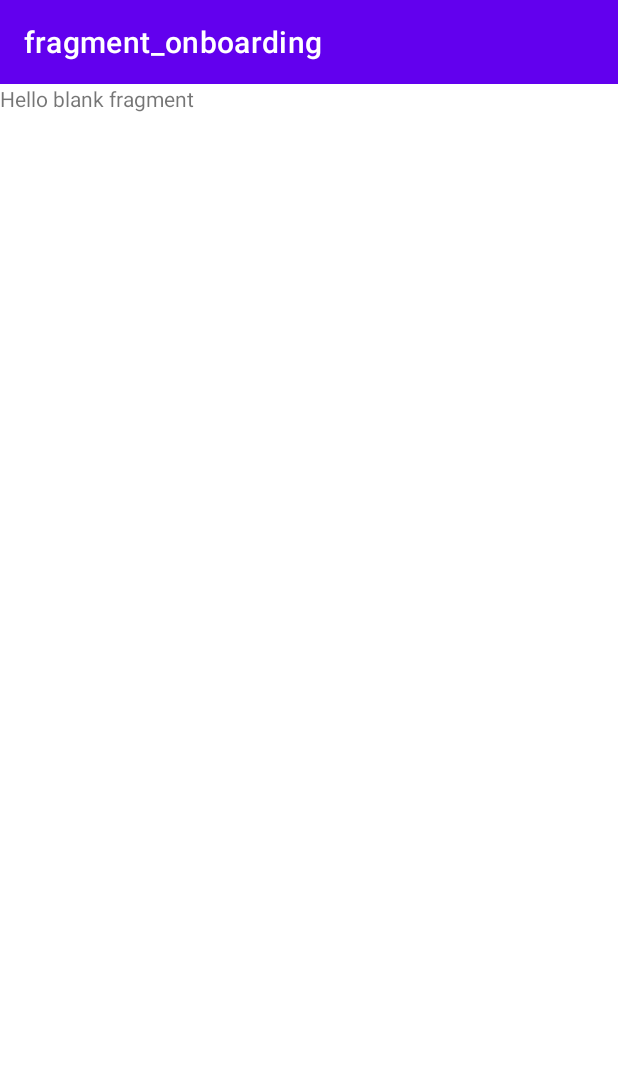
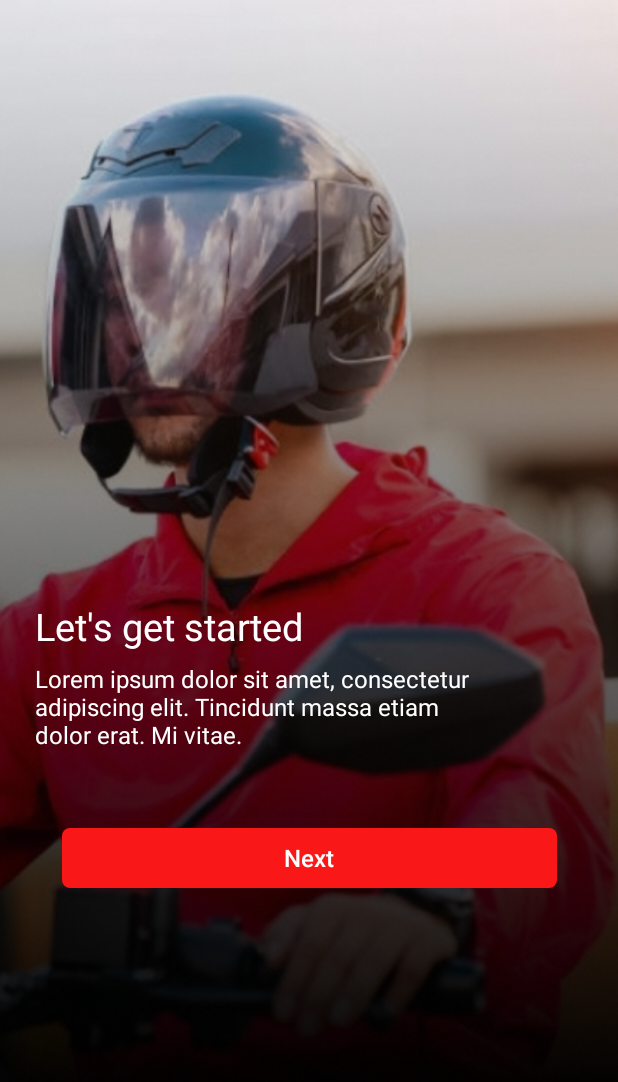
Before and after one commit to Godzuche/Truck-Port-App, an Android app: the screen it shows after launch (MainActivity), on a phone screen of 412 x 824 dp. Shown: the top 1082 px of the screen. Run offline under Robolectric (Android 15) with nearby library versions, the phone set to English and light mode, and no system bars; our stand-ins replace navigation-ui.

Commit message:
created the onBoarding screens...

```diff
--- a/app/build.gradle
+++ b/app/build.gradle
@@ -41,7 +41,7 @@ dependencies {
 
     implementation 'androidx.core:core-ktx:1.7.0'
     implementation 'androidx.appcompat:appcompat:1.4.0'
-    implementation 'com.google.android.material:material:1.4.0'
+    implementation 'com.google.android.material:material:1.6.0-alpha01'
     implementation 'androidx.constraintlayout:constraintlayout:2.1.2'
     implementation 'androidx.legacy:legacy-support-v4:1.0.0'
     testImplementation 'junit:junit:4.+'
@@ -69,4 +69,7 @@ dependencies {
     // Splash screen api
     implementation 'androidx.core:core-splashscreen:1.0.0-alpha02'
 
+    // ViewPager 2
+    implementation("androidx.viewpager2:viewpager2:1.1.0-beta01")
+
 }
--- a/app/src/main/java/com/godzuche/truckport/MainActivity.kt
+++ b/app/src/main/java/com/godzuche/truckport/MainActivity.kt
@@ -1,12 +1,20 @@
 package com.godzuche.truckport
 
+import android.content.pm.ActivityInfo
 import androidx.appcompat.app.AppCompatActivity
 import android.os.Bundle
+import android.view.*
 import androidx.core.splashscreen.SplashScreen.Companion.installSplashScreen
+import androidx.core.view.ViewCompat
+import androidx.core.view.WindowCompat
+import androidx.core.view.WindowInsetsCompat
+import androidx.core.view.WindowInsetsControllerCompat
 import androidx.navigation.NavController
 import androidx.navigation.fragment.NavHostFragment
 import androidx.navigation.ui.setupActionBarWithNavController
 import androidx.navigation.ui.setupWithNavController
+import androidx.transition.Slide
+import androidx.transition.TransitionManager
 import com.godzuche.truckport.databinding.ActivityMainBinding
 import com.google.android.material.bottomnavigation.BottomNavigationView
 
@@ -24,6 +32,9 @@ class MainActivity : AppCompatActivity() {
         installSplashScreen()
         setContentView(view)
 
+        // Set orientation to portrait
+        this.requestedOrientation = ActivityInfo.SCREEN_ORIENTATION_PORTRAIT
+
         val toolbar = binding.appBarMain.toolbarMain
         setSupportActionBar(toolbar)
         bottomNavigationView = binding.bottomNavView
@@ -34,5 +45,29 @@ class MainActivity : AppCompatActivity() {
         setupActionBarWithNavController(navController)
 
         bottomNavigationView.setupWithNavController(navController)
+
+        navController.addOnDestinationChangedListener { controller, destination, arguments ->
+            when (destination.id) {
+                R.id.onboardingFragment -> hideTopAppBarAndBottomNav()
+                else -> showTopAppBarAndBottomNav()
+            }
+        }
     }
+
+    private fun showTopAppBarAndBottomNav() {
+        binding.appBarMain.toolbarMain.visibility = View.VISIBLE
+        bottomNavigationView.visibility = View.VISIBLE
+    }
+
+    private fun hideTopAppBarAndBottomNav() {
+        TransitionManager.beginDelayedTransition(binding.root, Slide(Gravity.BOTTOM).excludeTarget(R.id.nav_host_fragment, true))
+        binding.appBarMain.toolbarMain.visibility = View.GONE
+        bottomNavigationView.visibility = View.GONE
+        hideSystemBars()
+    }
+
+    private fun hideSystemBars() {
+        window.setFlags(WindowManager.LayoutParams.FLAG_FULLSCREEN, WindowManager.LayoutParams.FLAG_FULLSCREEN)
+    }
+
 }
--- a/app/src/main/java/com/godzuche/truckport/OnboardingFragment.kt
+++ /dev/null
@@ -1,59 +0,0 @@
-package com.godzuche.truckport
-
-import android.os.Bundle
-import androidx.fragment.app.Fragment
-import android.view.LayoutInflater
-import android.view.View
-import android.view.ViewGroup
-
-// TODO: Rename parameter arguments, choose names that match
-// the fragment initialization parameters, e.g. ARG_ITEM_NUMBER
-private const val ARG_PARAM1 = "param1"
-private const val ARG_PARAM2 = "param2"
-
-/**
- * A simple [Fragment] subclass.
- * Use the [OnboardingFragment.newInstance] factory method to
- * create an instance of this fragment.
- */
-class OnboardingFragment : Fragment() {
-    // TODO: Rename and change types of parameters
-    private var param1: String? = null
-    private var param2: String? = null
-
-    override fun onCreate(savedInstanceState: Bundle?) {
-        super.onCreate(savedInstanceState)
-        arguments?.let {
-            param1 = it.getString(ARG_PARAM1)
-            param2 = it.getString(ARG_PARAM2)
-        }
-    }
-
-    override fun onCreateView(
-        inflater: LayoutInflater, container: ViewGroup?,
-        savedInstanceState: Bundle?,
-    ): View? {
-        // Inflate the layout for this fragment
-        return inflater.inflate(R.layout.fragment_onboarding, container, false)
-    }
-
-    companion object {
-        /**
-         * Use this factory method to create a new instance of
-         * this fragment using the provided parameters.
-         *
-         * @param param1 Parameter 1.
-         * @param param2 Parameter 2.
-         * @return A new instance of fragment OnboardingFragment.
-         */
-        // TODO: Rename and change types and number of parameters
-        @JvmStatic
-        fun newInstance(param1: String, param2: String) =
-            OnboardingFragment().apply {
-                arguments = Bundle().apply {
-                    putString(ARG_PARAM1, param1)
-                    putString(ARG_PARAM2, param2)
-                }
-            }
-    }
-}
--- /dev/null
+++ b/app/src/main/java/com/godzuche/truckport/adapters/OnBoardingViewPager2Adapter.kt
@@ -0,0 +1,79 @@
+package com.godzuche.truckport.adapters
+
+import android.content.Context
+import android.util.TypedValue
+import android.view.LayoutInflater
+import android.view.View
+import android.view.ViewGroup
+import android.widget.ImageView
+import androidx.constraintlayout.widget.ConstraintLayout
+import androidx.core.view.marginTop
+import androidx.core.view.setMargins
+import androidx.recyclerview.widget.RecyclerView
+import com.godzuche.truckport.R
+import com.godzuche.truckport.databinding.OnboardingScreenItemLayoutBinding
+import com.godzuche.truckport.models.OnBoardingData
+import com.google.android.material.button.MaterialButton
+import com.google.android.material.textview.MaterialTextView
+
+class OnBoardingViewPager2Adapter(private val context: Context, private val onBoardingDataList: List<OnBoardingData>) :
+    RecyclerView.Adapter<OnBoardingViewPager2Adapter.OnBoardingViewPager2ViewHolder>() {
+
+    inner class OnBoardingViewPager2ViewHolder(binding: OnboardingScreenItemLayoutBinding) : RecyclerView.ViewHolder(binding.root) {
+        val backgroundImage: ImageView = binding.imvImageBackground
+        val titleText: MaterialTextView = binding.tvTitle
+        val descriptionText: MaterialTextView = binding.tvDescription
+        val nextButton: MaterialButton = binding.btNext
+        val loginButton: MaterialButton = binding.btLogin
+
+        fun setOnBoardingData(onBoardingData: OnBoardingData, position: Int) {
+            backgroundImage.setImageResource(onBoardingData.imgUrl)
+            titleText.text = onBoardingData.title
+            descriptionText.text = onBoardingData.desc
+             when (position) {
+                 1 -> {
+                     titleText.apply {
+                         alterMargin()
+                     }
+                     nextButton.text = "Get Started"
+                     loginButton.visibility = View.VISIBLE
+                 }
+                 2 ->  {
+                     titleText.apply {
+                         alterMargin()
+                     }
+                     nextButton.text = "As a customer"
+                     loginButton.apply {
+                         text = "As a partner"
+                         visibility = View.VISIBLE
+                     }
+                 }
+             }
+        }
+
+        // Alter the top margin of the materialTextView
+        private fun MaterialTextView.alterMargin() {
+            val layoutParams = this.layoutParams as ConstraintLayout.LayoutParams
+            layoutParams.setMargins(23,
+                // Convert 344 dp to Int
+                TypedValue.applyDimension(TypedValue.COMPLEX_UNIT_DIP, 344F, context.resources.displayMetrics)
+                    .toInt(), 0, 0)
+            this.layoutParams = layoutParams
+        }
+    }
+
+    override fun onCreateViewHolder(
+        parent: ViewGroup,
+        viewType: Int,
+    ): OnBoardingViewPager2ViewHolder {
+        val itemView = OnboardingScreenItemLayoutBinding.inflate(LayoutInflater.from(context), parent, false)
+        return OnBoardingViewPager2ViewHolder(itemView)
+    }
+
+    override fun onBindViewHolder(holder: OnBoardingViewPager2ViewHolder, position: Int) {
+        val onBoardingData = onBoardingDataList[position]
+        holder.setOnBoardingData(onBoardingData, position)
+    }
+
+    override fun getItemCount() = onBoardingDataList.size
+}
--- /dev/null
+++ b/app/src/main/java/com/godzuche/truckport/models/OnBoardingData.kt
@@ -0,0 +1,7 @@
+package com.godzuche.truckport.models
+
+data class OnBoardingData (
+    var title: String,
+    var desc: String,
+    var imgUrl: Int
+        )
--- /dev/null
+++ b/app/src/main/java/com/godzuche/truckport/ui/OnBoardingFragment.kt
@@ -0,0 +1,62 @@
+package com.godzuche.truckport
+
+import android.os.Bundle
+import android.text.Layout
+import android.view.LayoutInflater
+import android.view.View
+import android.view.ViewGroup
+import androidx.fragment.app.Fragment
+import androidx.viewpager2.widget.ViewPager2
+import com.godzuche.truckport.adapters.OnBoardingViewPager2Adapter
+import com.godzuche.truckport.models.OnBoardingData
+
+
+class OnBoardingFragment : Fragment() {
+
+    private lateinit var onBoardingViewPagerAdapter: OnBoardingViewPager2Adapter
+    private lateinit var tabLayout: Layout
+    private lateinit var onBoardingViewPager: ViewPager2
+
+    override fun onCreate(savedInstanceState: Bundle?) {
+        super.onCreate(savedInstanceState)
+    }
+
+    override fun onCreateView(
+        inflater: LayoutInflater, container: ViewGroup?,
+        savedInstanceState: Bundle?,
+    ): View? {
+        // Inflate the layout for this fragment
+        return inflater.inflate(R.layout.fragment_onboarding, container, false)
+    }
+
+    override fun onViewCreated(view: View, savedInstanceState: Bundle?) {
+
+        onBoardingViewPagerAdapter = OnBoardingViewPager2Adapter(requireContext(), getOnBoardingItems())
+        onBoardingViewPager = view.findViewById(R.id.pager)
+        onBoardingViewPager.adapter = onBoardingViewPagerAdapter
+    }
+
+    private fun getOnBoardingItems(): List<OnBoardingData> {
+        // Add some data to our onBoarding model class
+        val onBoardingData: MutableList<OnBoardingData> = ArrayList()
+
+        onBoardingData.add(OnBoardingData(
+            "Let's get started",
+            "Lorem ipsum dolor sit amet, consectetur adipiscing elit. Tincidunt massa etiam dolor erat. Mi vitae.",
+            R.drawable._downloader_1
+        ))
+        onBoardingData.add(OnBoardingData(
+            "Let's get started",
+            "Lorem ipsum dolor sit amet, consectetur adipiscing elit. Tincidunt massa etiam dolor erat. Mi vitae.",
+            R.drawable._downloader_2
+        ))
+        onBoardingData.add(OnBoardingData(
+            "Let's get started",
+            "Lorem ipsum dolor sit amet, consectetur adipiscing elit. Tincidunt massa etiam dolor erat. Mi vitae.",
+            R.drawable._downloader_2
+        ))
+
+        return onBoardingData
+    }
+
+}
--- /dev/null
+++ b/app/src/main/res/drawable/gradient_background.xml
@@ -0,0 +1,10 @@
+<?xml version="1.0" encoding="utf-8"?>
+<shape xmlns:android="http://schemas.android.com/apk/res/android">
+
+    <gradient
+        android:angle="90"
+        android:centerColor="#59000000"
+        android:endColor="@android:color/transparent"
+        android:startColor="#000000"/>
+
+</shape>
--- a/app/src/main/res/layout/fragment_onboarding.xml
+++ b/app/src/main/res/layout/fragment_onboarding.xml
@@ -3,12 +3,11 @@
     xmlns:tools="http://schemas.android.com/tools"
     android:layout_width="match_parent"
     android:layout_height="match_parent"
-    tools:context=".OnboardingFragment">
+    tools:context=".OnBoardingFragment">
 
-    <!-- TODO: Update blank fragment layout -->
-    <TextView
+    <androidx.viewpager2.widget.ViewPager2
+        android:id="@+id/pager"
         android:layout_width="match_parent"
-        android:layout_height="match_parent"
-        android:text="@string/hello_blank_fragment" />
+        android:layout_height="match_parent"/>
 
 </FrameLayout>
--- a/app/src/main/res/layout/onboarding_screen_item_layout.xml
+++ b/app/src/main/res/layout/onboarding_screen_item_layout.xml
@@ -1,40 +1,38 @@
 <?xml version="1.0" encoding="utf-8"?>
-<ScrollView xmlns:android="http://schemas.android.com/apk/res/android"
+<androidx.constraintlayout.widget.ConstraintLayout xmlns:android="http://schemas.android.com/apk/res/android"
     xmlns:app="http://schemas.android.com/apk/res-auto"
     android:layout_width="match_parent"
     android:layout_height="match_parent">
 
-    <androidx.constraintlayout.widget.ConstraintLayout
-        android:layout_width="match_parent"
-        android:layout_height="wrap_content">
-
         <ImageView
             android:id="@+id/imv_image_background"
             android:layout_width="0dp"
-            android:layout_height="wrap_content"
+            android:layout_height="0dp"
+            android:background="@drawable/gradient_background"
             android:scaleType="centerCrop"
             android:src="@drawable/_downloader_1"
+            app:layout_constraintBottom_toBottomOf="parent"
             app:layout_constraintEnd_toEndOf="parent"
             app:layout_constraintStart_toStartOf="parent"
             app:layout_constraintTop_toTopOf="parent" />
 
         <ImageView
             android:id="@+id/imv_gradient_background"
-            android:layout_width="match_parent"
-            android:layout_height="match_parent"
+            android:layout_width="0dp"
+            android:layout_height="0dp"
             android:scaleType="centerCrop"
             android:src="@drawable/rectangle_4"
-            app:layout_constraintBottom_toBottomOf="parent"
             app:layout_constraintEnd_toEndOf="parent"
             app:layout_constraintStart_toStartOf="parent"
-            app:layout_constraintTop_toTopOf="parent" />
+            app:layout_constraintTop_toTopOf="parent"
+            app:layout_constraintBottom_toBottomOf="parent"/>
 
         <com.google.android.material.textview.MaterialTextView
             android:id="@+id/tv_title"
             android:layout_width="282dp"
             android:layout_height="33dp"
             android:layout_marginStart="23dp"
-            android:layout_marginTop="530dp"
+            android:layout_marginTop="400dp"
             android:lineHeight="28.35dp"
             android:text="Let's get started"
             android:textColor="@color/white"
@@ -47,31 +45,50 @@
             android:id="@+id/tv_description"
             android:layout_width="303dp"
             android:layout_height="75dp"
-            android:layout_marginStart="23dp"
-            android:layout_marginTop="571dp"
+            android:layout_marginTop="8dp"
             android:lineHeight="18.96dp"
             android:text="Lorem ipsum dolor sit amet, consectetur adipiscing elit. Tincidunt massa etiam dolor erat. Mi vitae."
             android:textColor="@color/white"
             android:textFontWeight="400"
             android:textSize="16sp"
-            app:layout_constraintStart_toStartOf="parent"
-            app:layout_constraintTop_toTopOf="parent" />
+            app:layout_constraintStart_toStartOf="@id/tv_title"
+            app:layout_constraintTop_toBottomOf="@id/tv_title" />
 
         <com.google.android.material.button.MaterialButton
             android:id="@+id/bt_next"
             android:layout_width="330dp"
             android:layout_height="48dp"
-            android:layout_marginStart="23dp"
-            android:layout_marginTop="677dp"
-            android:layout_marginBottom="87dp"
+            android:layout_marginTop="31dp"
+            android:layout_marginEnd="23dp"
             android:lineHeight="24dp"
             android:text="Next"
             android:textAllCaps="false"
             android:textFontWeight="500"
             android:textSize="16sp"
             app:cornerRadius="5dp"
-            app:layout_constraintStart_toStartOf="parent"
-            app:layout_constraintTop_toTopOf="parent" />
+            style="@style/Widget.Material3.Button"
+            app:layout_constraintStart_toStartOf="@id/tv_title"
+            app:layout_constraintEnd_toEndOf="parent"
+            app:layout_constraintTop_toBottomOf="@id/tv_description" />
+
+        <com.google.android.material.button.MaterialButton
+            android:id="@+id/bt_login"
+            android:layout_width="330dp"
+            android:layout_height="48dp"
+            android:visibility="gone"
+            android:layout_marginTop="8dp"
+            android:lineHeight="24dp"
+            android:text="Login"
+            android:textColor="@color/white"
+            android:textAllCaps="false"
+            android:textFontWeight="500"
+            android:textSize="16sp"
+            app:cornerRadius="5dp"
+            style="@style/Widget.Material3.Button.TextButton"
+            app:strokeColor="@color/white"
+            app:strokeWidth="1dp"
+            app:layout_constraintStart_toStartOf="@id/bt_next"
+            app:layout_constraintEnd_toEndOf="@id/bt_next"
+            app:layout_constraintTop_toBottomOf="@id/bt_next" />
 
     </androidx.constraintlayout.widget.ConstraintLayout>
-</ScrollView>
--- a/app/src/main/res/navigation/nav_graph_main.xml
+++ b/app/src/main/res/navigation/nav_graph_main.xml
@@ -7,7 +7,7 @@
 
     <fragment
         android:id="@+id/onboardingFragment"
-        android:name="com.godzuche.truckport.OnboardingFragment"
+        android:name="com.godzuche.truckport.OnBoardingFragment"
         android:label="fragment_onboarding"
         tools:layout="@layout/fragment_onboarding" />
 </navigation>
--- a/app/src/main/res/values-night/splash_theme.xml
+++ b/app/src/main/res/values-night/splash_theme.xml
@@ -4,7 +4,7 @@
     <!-- Splash Screen Theme -->
     <style name="Theme.AppSplash" parent="Theme.SplashScreen">
         <item name="windowSplashScreenBackground">@color/main_red</item>
-<!--        <item name="windowSplashScreenAnimatedIcon">@drawable/truck_portww_1</item>-->
+        <item name="windowSplashScreenAnimatedIcon">@mipmap/ic_launcher</item>
         <item name="windowSplashScreenAnimationDuration">300</item>
         <item name="postSplashScreenTheme">@style/Theme.TruckPort</item>
 
--- a/app/src/main/res/values/splash_theme.xml
+++ b/app/src/main/res/values/splash_theme.xml
@@ -4,7 +4,7 @@
     <!-- Splash Screen Theme -->
     <style name="Theme.AppSplash" parent="Theme.SplashScreen">
         <item name="windowSplashScreenBackground">@color/main_red</item>
-<!--        <item name="windowSplashScreenAnimatedIcon">@drawable/truck_portww_1</item>-->
+        <item name="windowSplashScreenAnimatedIcon">@drawable/truck_portww_1</item>
         <item name="windowSplashScreenAnimationDuration">300</item>
         <item name="postSplashScreenTheme">@style/Theme.TruckPort</item>
 
--- a/app/src/main/res/values/themes.xml
+++ b/app/src/main/res/values/themes.xml
@@ -2,7 +2,7 @@
     <!-- Base application theme. -->
     <style name="Theme.TruckPort" parent="Theme.MaterialComponents.DayNight.NoActionBar">
         <!-- Primary brand color. -->
-        <item name="colorPrimary">@color/purple_500</item>
+        <item name="colorPrimary">@color/main_red</item>
         <item name="colorPrimaryVariant">@color/purple_700</item>
         <item name="colorOnPrimary">@color/white</item>
         <!-- Secondary brand color. -->
```
Also changed, not shown: app/src/main/res/drawable/_downloader_1.png (added), app/src/main/res/drawable/_downloader_2.png (added), app/src/main/res/drawable/rectangle_4.png (added).
